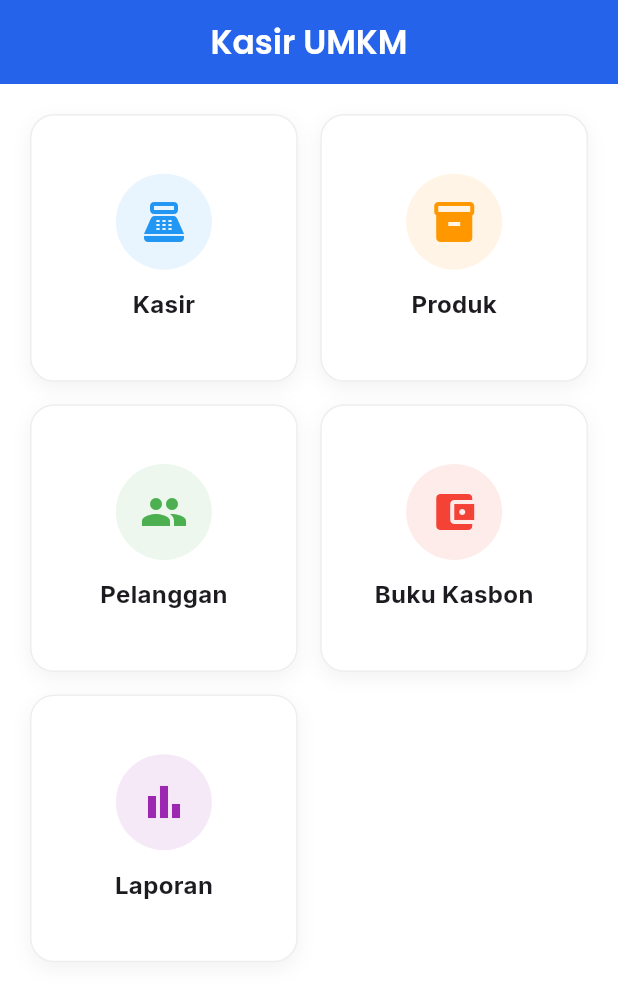
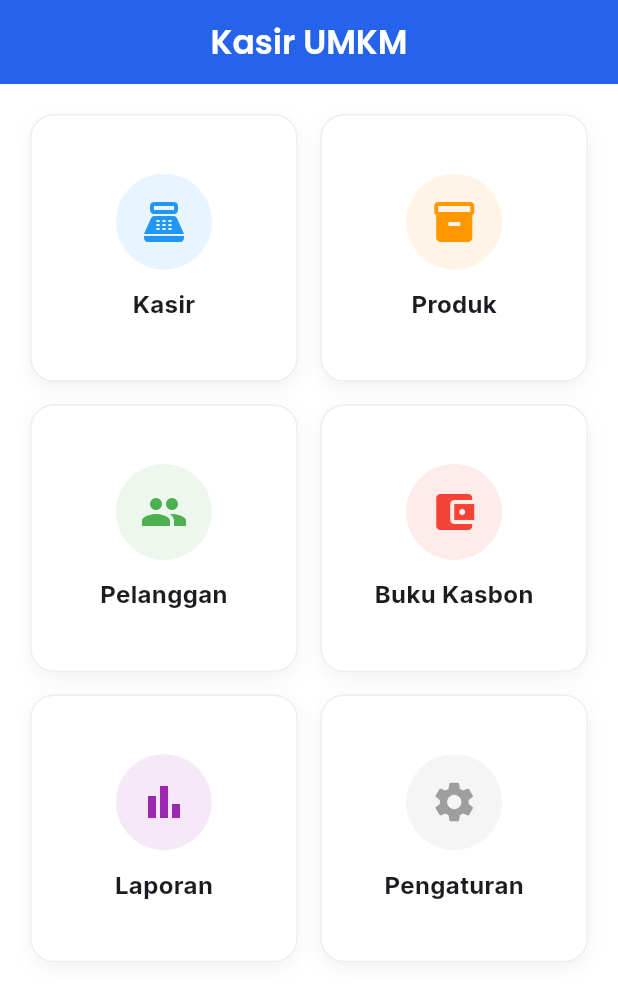
Before and after one commit to ezz001-dev/kasir-offline-gratis, a Flutter app: the screen it shows after launch, on a phone screen of 412 x 824 dp. Shown: the top 1001 px of the screen. Run offline on Flutter 3.47's test engine with Material 3 defaults, Android fonts, the phone set to English and light mode, and no system bars; our stand-ins replace fl_chart, google_fonts, sqflite; missing offline and left inert: blue_thermal_printer, esc_pos_utils, mobile_scanner; accounts and stored records are empty.

Commit message:
update dashboard

```diff
--- a/lib/screens/dashboard_screen.dart
+++ b/lib/screens/dashboard_screen.dart
@@ -4,6 +4,7 @@ import 'cashier_screen.dart';
 import 'customer_list_screen.dart'; // Import screen pelanggan
 import 'debt_screen.dart'; // Import screen kasbon
 import 'report_screen.dart'; // Import screen laporan
+import 'settings_screen.dart'; // Import screen pengaturan
 
 class DashboardScreen extends StatelessWidget {
   const DashboardScreen({super.key});
@@ -83,6 +84,18 @@ class DashboardScreen extends StatelessWidget {
               );
             },
           ),
+          _buildMenuCard(
+            context,
+            icon: Icons.settings, // Icon Gear
+            title: "Pengaturan",
+            color: Colors.grey,
+            onTap: () {
+              Navigator.push(
+                context,
+                MaterialPageRoute(builder: (context) => const SettingsScreen()),
+              );
+            },
+          ),
         ],
       ),
     );
```
